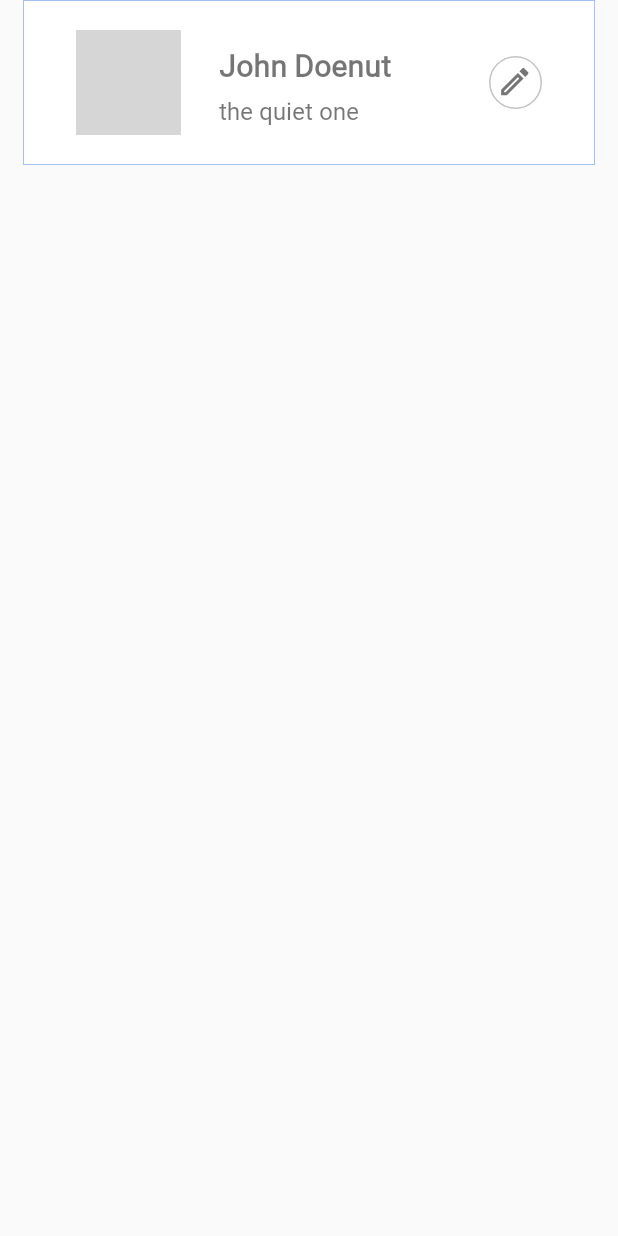
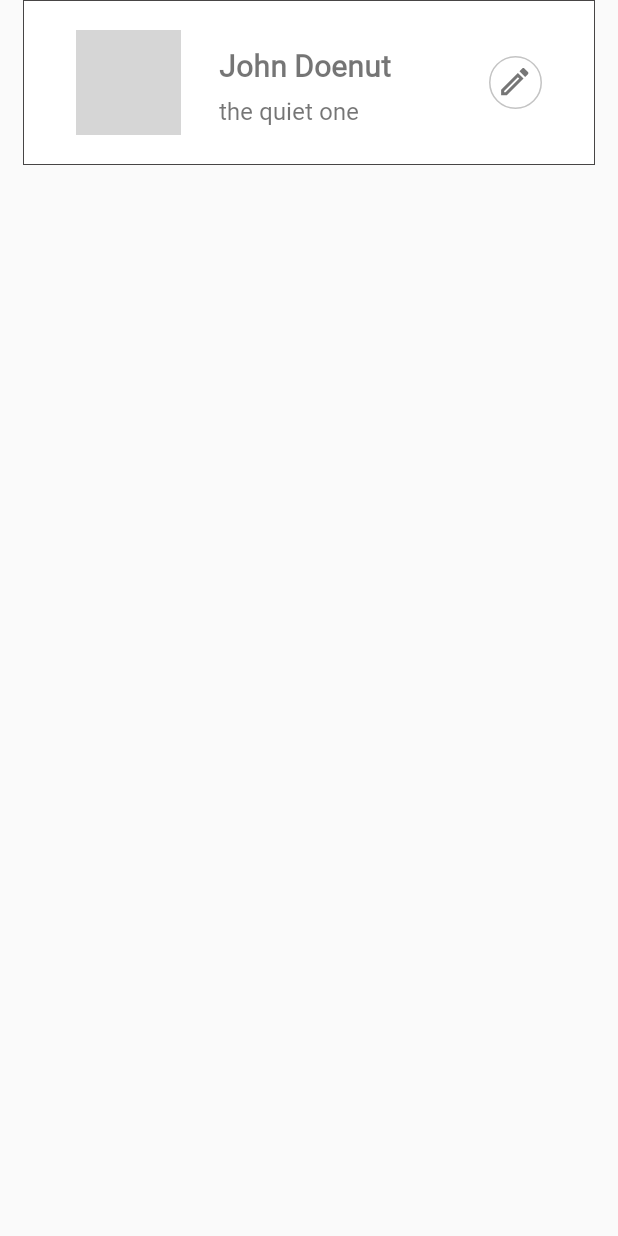
Before and after one commit to Todo-App-Codepath/todoApp, an Android app: the layout member_items.xml on its own in the app's theme, with its tools: preview values and no code run, on a phone screen of 412 x 824 dp. Run offline under Robolectric (Android 15) with nearby library versions, the phone set to English and light mode, and no system bars; grey boxes are pictures that could not be loaded.

Commit message:
UI Adjustment - Task Border

```diff
--- a/app/src/main/res/drawable/background_layout.xml
+++ b/app/src/main/res/drawable/background_layout.xml
@@ -2,5 +2,5 @@
 <!--Layout is for having an outline for each item in recyclerview-->
 <shape xmlns:android="http://schemas.android.com/apk/res/android" android:shape="rectangle" >
     <solid android:color="@android:color/white" />
-    <stroke android:width="0.5dp" android:color="@color/colorAccentExtraLight"/>
+    <stroke android:width="0.5dp" android:color="@color/colorLightBlack"/>
 </shape>
```
